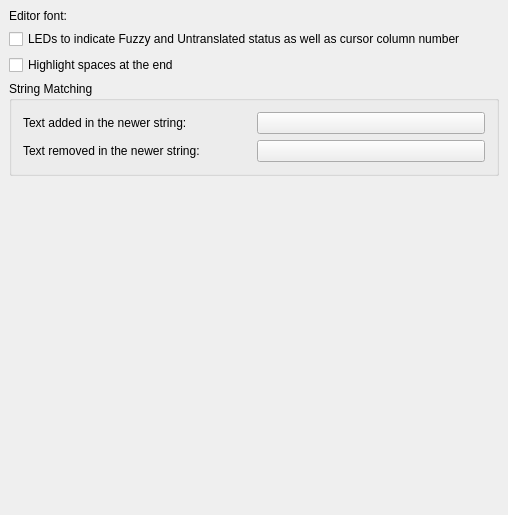
This is src/prefs/prefs_appearance.ui in KDE/lokalize as Qt 5 draws it before an edit. The edited form follows.
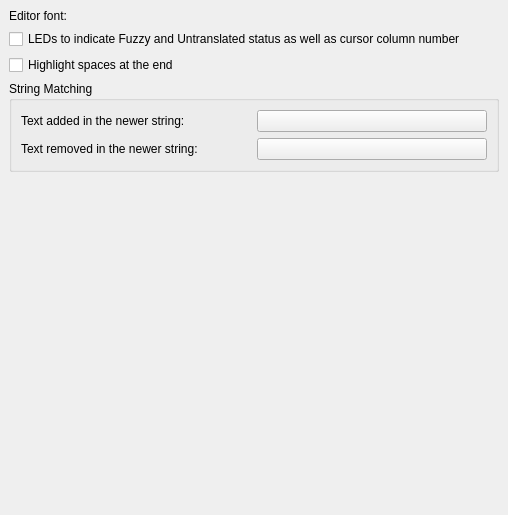
This is the edited form. Custom widgets are drawn as their Qt base class.

Commit message:
SVN_SILENT Cleanup .ui files
This removes (as discussed on k-c-d)
* obsolete <pixmapfunction>
* deprecated <layoutdefault>
* empty <author>, <comment>, <exportmacro>

The edit to the form file:
```diff
--- a/src/prefs/prefs_appearance.ui
+++ b/src/prefs/prefs_appearance.ui
@@ -127,7 +127,6 @@
    </item>
   </layout>
  </widget>
- <layoutdefault spacing="6" margin="11" />
   <customwidgets>
   <customwidget>
    <class>KColorButton</class>
```
The commit also changes 6 other files.
